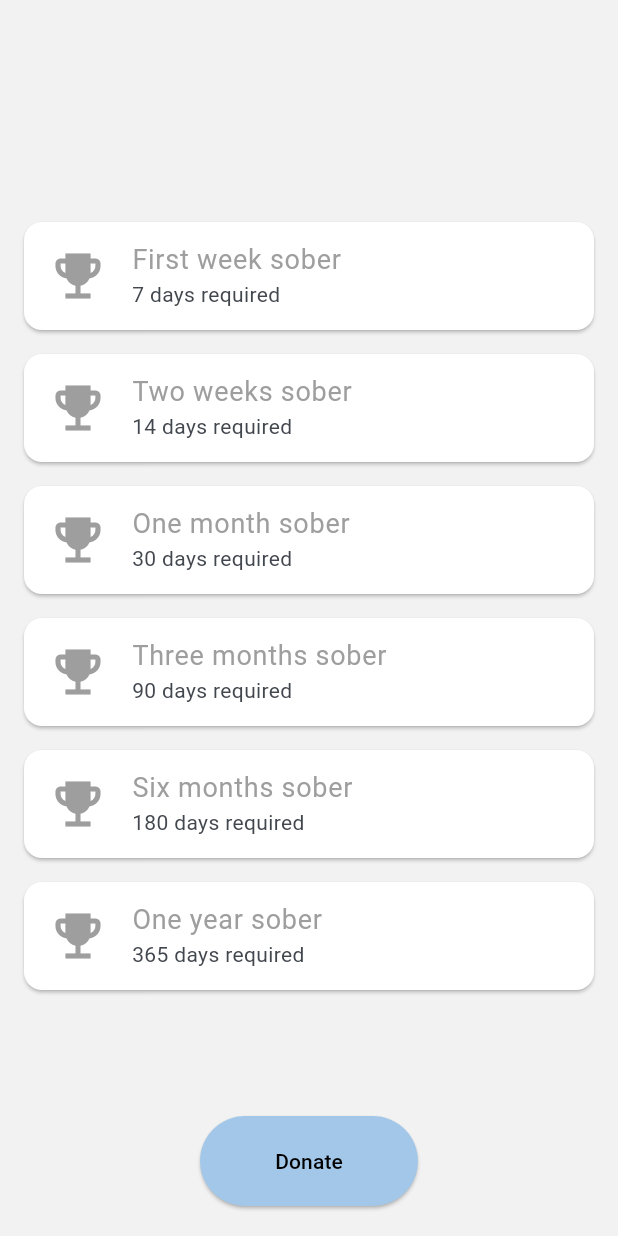
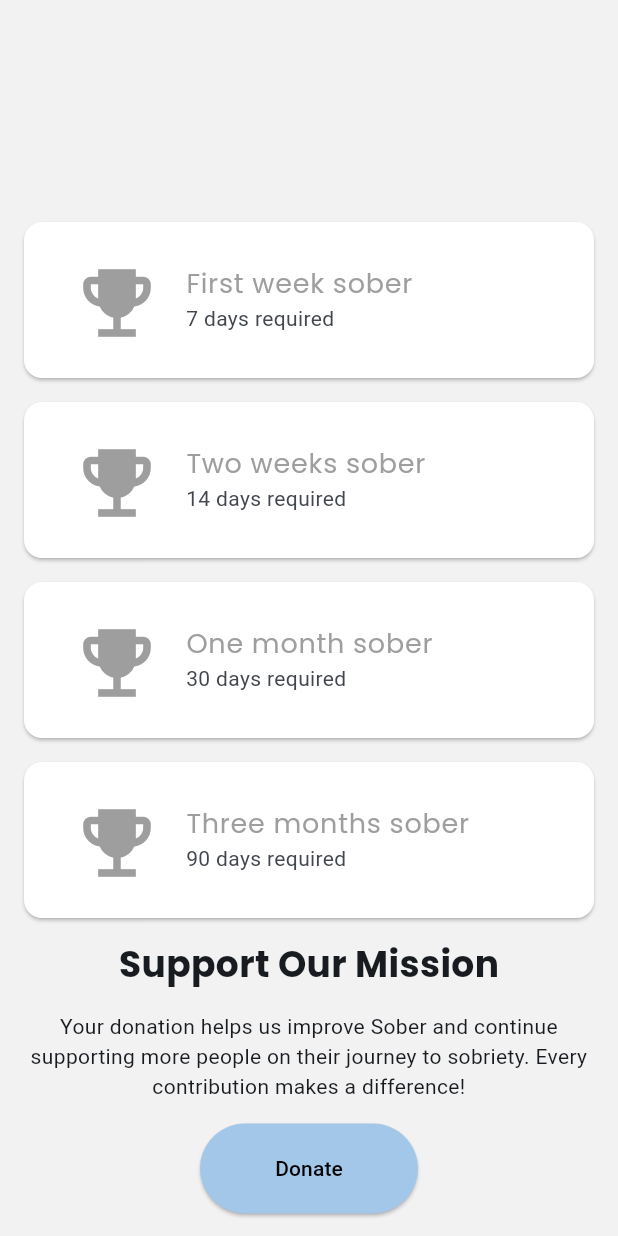
Before and after one commit to vahe-hass/sober-app, a Flutter app: the DashboardScreen screen opened by its route, after a tap on "Donate", on a phone screen of 412 x 824 dp. Run offline on Flutter 3.47's test engine with Material 3 defaults, Android fonts, the phone set to English and light mode, and no system bars; our stand-ins replace shared_preferences; accounts and stored records are empty; Roboto replaces fonts that are missing (Noto-Sans); project files that could hold a hidden picture were left out.

Commit message:
Dashboard screen edited

```diff
--- a/lib/screens/dashboard_screen.dart
+++ b/lib/screens/dashboard_screen.dart
@@ -1,4 +1,5 @@
 import 'package:flutter/material.dart';
+import 'package:shared_preferences/shared_preferences.dart';
 import 'package:url_launcher/url_launcher.dart';
 
 class DashboardScreen extends StatefulWidget {
@@ -8,18 +9,10 @@ class DashboardScreen extends StatefulWidget {
 
 class _DashboardScreenState extends State<DashboardScreen> {
   // PayPal donation link
-  final String _donationUrl = 'https://www.paypal.com/donate?hosted_button_id=YOUR_BUTTON_ID';
+  final String _donationUrl =
+      'https://www.paypal.com/donate?hosted_button_id=YOUR_BUTTON_ID';
 
-  // Function to launch the URL
-  Future<void> _launchDonationUrl() async {
-    if (await canLaunch(_donationUrl)) {
-      await launch(_donationUrl);
-    } else {
-      throw 'Could not launch $_donationUrl';
-    }
-  }
-
-  int soberDays = 0; // Placeholder for the number of sober days
+  int soberDays = 0;
 
   // Define achievements with their respective unlock days
   final List<Map<String, dynamic>> achievements = [
@@ -30,12 +23,6 @@ class _DashboardScreenState extends State<DashboardScreen> {
     {'text': 'Six months sober', 'daysRequired': 180},
     {'text': 'One year sober', 'daysRequired': 365},
   ];
-
-  @override
-  void initState() {
-    super.initState();
-    // Normally you'd load soberDays here, e.g., from SharedPreferences
-  }
 
   @override
   Widget build(BuildContext context) {
@@ -58,34 +45,63 @@ class _DashboardScreenState extends State<DashboardScreen> {
                 bool isUnlocked = soberDays >= achievement['daysRequired'];
 
                 return Card(
-                  margin: const EdgeInsets.symmetric(vertical: 8.0, horizontal: 16.0),
+                  margin: const EdgeInsets.symmetric(
+                      vertical: 8.0, horizontal: 16.0),
                   color: Colors.white,
+                  child: Padding(
+                    padding: const EdgeInsets.all(16.0),
                     child: ListTile(
                       leading: Icon(
                         Icons.emoji_events,
-                      color: isUnlocked ? Colors.green : Colors.grey,  // Highlight icon based on unlock status
-                      size: 40,
+                        color: isUnlocked
+                            ? Theme.of(context).primaryColorLight
+                            : Colors
+                                .grey, // Highlight icon based on unlock status
+                        size: 60,
                       ),
                       title: Text(
                         achievement['text'],
                         style: TextStyle(
                           fontSize: 18,
-                        color: isUnlocked ? Colors.black : Colors.grey,  // Grey out text if not unlocked
+                          fontFamily: 'Poppins',
+                          color: isUnlocked
+                              ? Theme.of(context).primaryColorLight
+                              : Colors.grey, // Grey out text if not unlocked
                         ),
                       ),
                       subtitle: Text(
                         '${achievement['daysRequired']} days required',
-                      style: const TextStyle(fontSize: 14),
+                        style: const TextStyle(
+                          fontFamily: 'Noto-Sans',
+                          fontSize: 14,
+                        ),
+                      ),
                     ),
                   ),
                 );
               },
             ),
           ),
+          const Text(
+            'Support Our Mission',
+            style: TextStyle(
+              fontSize: 24,
+              fontWeight: FontWeight.bold,
+              fontFamily: 'Poppins',
+            ),
+          ),
+          const Padding(
+            padding: EdgeInsets.all(15.0),
+            child: Text(
+              'Your donation helps us improve Sober and continue supporting more people on their journey to sobriety. Every contribution makes a difference!',
+              textAlign: TextAlign.center,
+              style: TextStyle(
+                fontFamily: 'Noto-Sans',
+              ),
+            ),
+          ),
           // Donate Button at the bottom
-          Padding(
-            padding: const EdgeInsets.symmetric(vertical: 20.0),
-            child: ElevatedButton(
+          ElevatedButton(
             onPressed: _launchDonationUrl,
             child: const Text(
               'Donate',
@@ -95,9 +111,36 @@ class _DashboardScreenState extends State<DashboardScreen> {
               ),
             ),
           ),
-          ),
+          SizedBox(height: 15)
         ],
       ),
     );
   }
+
+  @override
+  void initState() {
+    super.initState();
+    _loadUserData();
   }
+
+  // Function to launch the URL
+  Future<void> _launchDonationUrl() async {
+    if (await canLaunch(_donationUrl)) {
+      await launch(_donationUrl);
+    } else {
+      throw 'Could not launch $_donationUrl';
+    }
+  }
+
+  // Function to load user data (soberDays) from local storage
+  Future<void> _loadUserData() async {
+    SharedPreferences prefs = await SharedPreferences.getInstance();
+    String? dateString = prefs.getString('sobrietyDate');
+    if (dateString != null) {
+      DateTime sobrietyStartDate = DateTime.parse(dateString);
+      setState(() {
+        soberDays = DateTime.now().difference(sobrietyStartDate).inDays;
+      });
+    }
+  }
+}
```
Also changed, not shown: lib/theme/sober_main_theme.dart (line endings or trailing spaces). Lines whose indentation alone changed are shown as unchanged.
